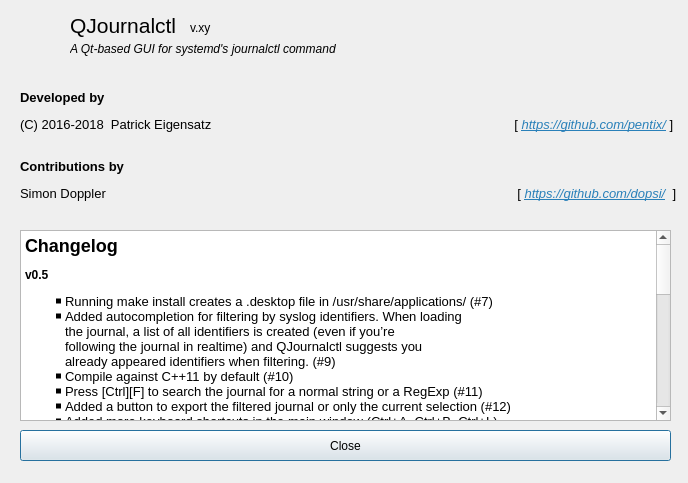
Qt form ui/aboutdialog.ui (pentix/qjournalctl) before a commit.
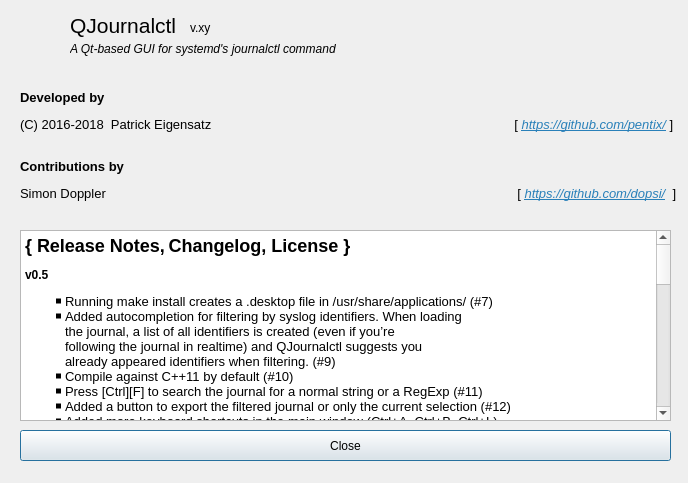
The same form after that commit. Icons and pictures are not drawn.

Commit message: AboutDialog: Added GPL3 info

Patch:
```diff
--- a/ui/aboutdialog.ui
+++ b/ui/aboutdialog.ui
@@ -160,7 +160,7 @@
 &lt;html&gt;&lt;head&gt;&lt;meta name=&quot;qrichtext&quot; content=&quot;1&quot; /&gt;&lt;style type=&quot;text/css&quot;&gt;
 p, li { white-space: pre-wrap; }
 &lt;/style&gt;&lt;/head&gt;&lt;body style=&quot; font-family:'Noto Sans'; font-size:10pt; font-weight:400; font-style:normal;&quot;&gt;
-&lt;p style=&quot; margin-top:16px; margin-bottom:12px; margin-left:0px; margin-right:0px; -qt-block-indent:0; text-indent:0px;&quot;&gt;&lt;a name=&quot;Changelog_0&quot;&gt;&lt;/a&gt;&lt;span style=&quot; font-size:x-large; font-weight:600;&quot;&gt;C&lt;/span&gt;&lt;span style=&quot; font-size:x-large; font-weight:600;&quot;&gt;hangelog&lt;/span&gt;&lt;/p&gt;
+&lt;p style=&quot; margin-top:16px; margin-bottom:12px; margin-left:0px; margin-right:0px; -qt-block-indent:0; text-indent:0px;&quot;&gt;&lt;a name=&quot;Changelog_0&quot;&gt;&lt;/a&gt;&lt;span style=&quot; font-size:x-large; font-weight:600;&quot;&gt;{&lt;/span&gt;&lt;span style=&quot; font-size:x-large; font-weight:600;&quot;&gt; Release Notes,&lt;/span&gt;&lt;span style=&quot; font-weight:600;&quot;&gt; &lt;/span&gt;&lt;span style=&quot; font-size:x-large; font-weight:600;&quot;&gt;Changelog, License }&lt;/span&gt;&lt;/p&gt;
 &lt;p style=&quot; margin-top:12px; margin-bottom:12px; margin-left:0px; margin-right:0px; -qt-block-indent:0; text-indent:0px;&quot;&gt;&lt;a name=&quot;v05_2&quot;&gt;&lt;/a&gt;&lt;span style=&quot; font-size:medium; font-weight:600;&quot;&gt;v&lt;/span&gt;&lt;span style=&quot; font-size:medium; font-weight:600;&quot;&gt;0.5&lt;/span&gt;&lt;/p&gt;
 &lt;ul type=&quot;square&quot; style=&quot;margin-top: 0px; margin-bottom: 0px; margin-left: 0px; margin-right: 0px; -qt-list-indent: 1;&quot;&gt;&lt;li style=&quot; margin-top:0px; margin-bottom:0px; margin-left:0px; margin-right:0px; -qt-block-indent:0; text-indent:0px;&quot;&gt;Running &lt;span style=&quot; font-family:'Noto Mono';&quot;&gt;make install&lt;/span&gt; creates a .desktop file in &lt;span style=&quot; font-family:'Noto Mono';&quot;&gt;/usr/share/applications/&lt;/span&gt; (#7)&lt;/li&gt;
 &lt;li style=&quot; margin-top:0px; margin-bottom:0px; margin-left:0px; margin-right:0px; -qt-block-indent:0; text-indent:0px;&quot;&gt;Added autocompletion for filtering by syslog identifiers. When loading&lt;br /&gt;the journal, a list of all identifiers is created (even if you’re&lt;br /&gt;following the journal in realtime) and QJournalctl suggests you&lt;br /&gt;already appeared identifiers when filtering. (#9)&lt;/li&gt;
@@ -187,7 +187,10 @@
 &lt;ul type=&quot;square&quot; style=&quot;margin-top: 0px; margin-bottom: 0px; margin-left: 0px; margin-right: 0px; -qt-list-indent: 1;&quot;&gt;&lt;li style=&quot; margin-top:0px; margin-bottom:0px; margin-left:0px; margin-right:0px; -qt-block-indent:0; text-indent:0px;&quot;&gt;Listing all boots&lt;/li&gt;
 &lt;li style=&quot; margin-top:0px; margin-bottom:0px; margin-left:0px; margin-right:0px; -qt-block-indent:0; text-indent:0px;&quot;&gt;Showing the journal of a specific boot&lt;/li&gt;
 &lt;li style=&quot; margin-top:0px; margin-bottom:0px; margin-left:0px; margin-right:0px; -qt-block-indent:0; text-indent:0px;&quot;&gt;Showing the complete journal&lt;/li&gt;
-&lt;li style=&quot; margin-top:0px; margin-bottom:0px; margin-left:0px; margin-right:0px; -qt-block-indent:0; text-indent:0px;&quot;&gt;Filter by date or priority&lt;/li&gt;&lt;/ul&gt;&lt;/body&gt;&lt;/html&gt;</string>
+&lt;li style=&quot; margin-top:0px; margin-bottom:0px; margin-left:0px; margin-right:0px; -qt-block-indent:0; text-indent:0px;&quot;&gt;Filter by date or priority&lt;/li&gt;&lt;/ul&gt;
+&lt;p style=&quot; margin-top:16px; margin-bottom:12px; margin-left:0px; margin-right:0px; -qt-block-indent:0; text-indent:0px;&quot;&gt;&lt;span style=&quot; font-size:x-large; font-weight:600;&quot;&gt;License&lt;/span&gt;&lt;/p&gt;
+&lt;p style=&quot; margin-top:12px; margin-bottom:12px; margin-left:0px; margin-right:0px; -qt-block-indent:0; text-indent:0px;&quot;&gt;This program is free software: you can redistribute it and/or modify it under the terms of&lt;br /&gt;the GNU General Public License as published by the Free Software Foundation, either version 3&lt;br /&gt;of the License, or (at your option) any later version.&lt;/p&gt;
+&lt;p style=&quot; margin-top:12px; margin-bottom:12px; margin-left:0px; margin-right:0px; -qt-block-indent:0; text-indent:0px;&quot;&gt;This program is distributed in the hope that it will be useful, but WITHOUT ANY WARRANTY;&lt;br /&gt;without even the implied warranty of MERCHANTABILITY or FITNESS FOR A PARTICULAR PURPOSE.&lt;br /&gt;See the GNU General Public License for more details.&lt;/p&gt;&lt;/body&gt;&lt;/html&gt;</string>
    </property>
   </widget>
  </widget>
```
